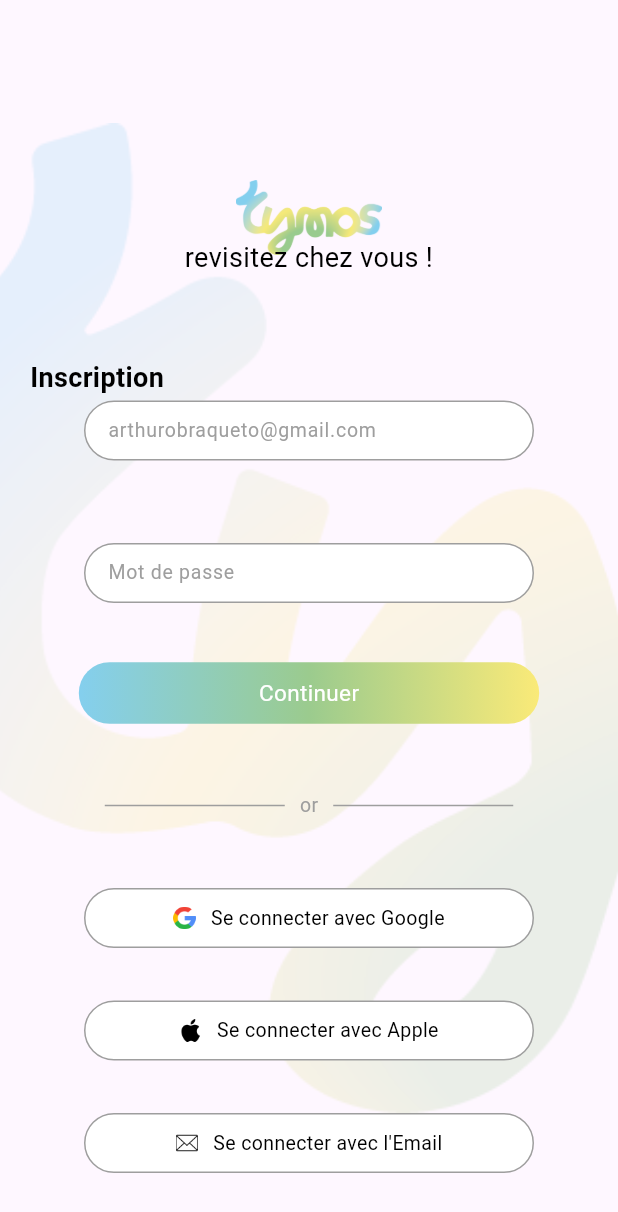
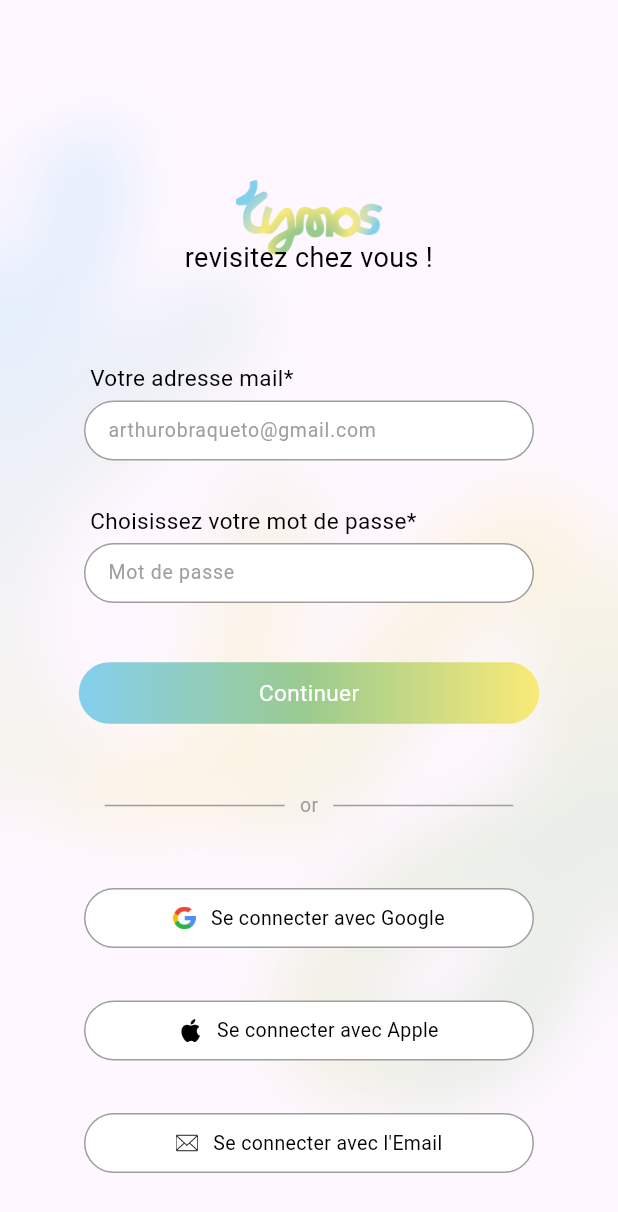
Before and after one commit to Killian-rx/Tymos, a Flutter app: the InscriptionPage screen opened by its route, on a phone screen of 412 x 824 dp. Shown: the top 1212 px of the screen. Run offline on Flutter 3.47's test engine with Material 3 defaults, Android fonts, the phone set to English and light mode, and no system bars.

```diff
--- a/flutter_tymos/lib/main.dart
+++ b/flutter_tymos/lib/main.dart
@@ -1,7 +1,7 @@
 import 'package:flutter/material.dart';
-import 'pages/home_page.dart';
-import 'pages/connexion_page.dart';
-import 'pages/inscription_page.dart';
+import 'sources/home/view/home_page.dart';
+import 'sources/connexion/view/connexion_page.dart';
+import 'sources/inscription/view/inscription_page.dart';
 
 void main() {
   runApp(const MyApp());
--- a/flutter_tymos/lib/pages/inscription_page.dart
+++ b/flutter_tymos/lib/sources/inscription/view/inscription_page.dart
@@ -1,4 +1,5 @@
 import 'package:flutter/material.dart';
+import 'dart:ui';
 
 class InscriptionPage extends StatelessWidget {
   const InscriptionPage({super.key});
@@ -22,6 +23,12 @@ class InscriptionPage extends StatelessWidget {
                   ),
                 ),
               ),
+            ),
+          ),
+          BackdropFilter(
+            filter: ImageFilter.blur(sigmaX: 20.0, sigmaY: 20.0),
+            child: Container(
+              color: Colors.black.withOpacity(0), // Couleur transparente pour conserver le flou
             ),
           ),
           Align( // Logo
@@ -50,15 +57,14 @@ class InscriptionPage extends StatelessWidget {
           ),
           Container(
             alignment: Alignment.centerLeft, // Aligne le texte à gauche
-            padding: EdgeInsets.only(left: 20), // Ajoute un espace de 20 pixels à gauche
-            child: Padding(
+            padding: const EdgeInsets.only(left: 60), // Ajoute un espace de 20 pixels à gauche
+            child: const Padding(
               padding: EdgeInsets.only(bottom: 320),
               child: Text(
-                'Inscription',
+                'Votre adresse mail*',
                 style: TextStyle(
-                  fontSize: 18,
+                  fontSize: 15,
                   color: Colors.black,
-                  fontWeight: FontWeight.bold,
                 ),
               ),
             )
@@ -95,6 +101,20 @@ class InscriptionPage extends StatelessWidget {
                 ),
               ),
             ),
+          ),
+          Container(
+            alignment: Alignment.centerLeft, // Aligne le texte à gauche
+            padding: const EdgeInsets.only(left: 60), // Ajoute un espace de 20 pixels à gauche
+            child: const Padding(
+              padding: EdgeInsets.only(bottom: 130),
+              child: Text(
+                'Choisissez votre mot de passe*',
+                style: TextStyle(
+                  fontSize: 15,
+                  color: Colors.black,
+                ),
+              ),
+            )
           ),
           Container(
             width: 300,
```
Also changed, not shown: flutter_tymos/lib/sources/connexion/view/connexion_page.dart (renamed from flutter_tymos/lib/pages/connexion_page.dart), flutter_tymos/lib/sources/home/view/home_page.dart (renamed from flutter_tymos/lib/pages/home_page.dart). Lines whose indentation alone changed are shown as unchanged.
